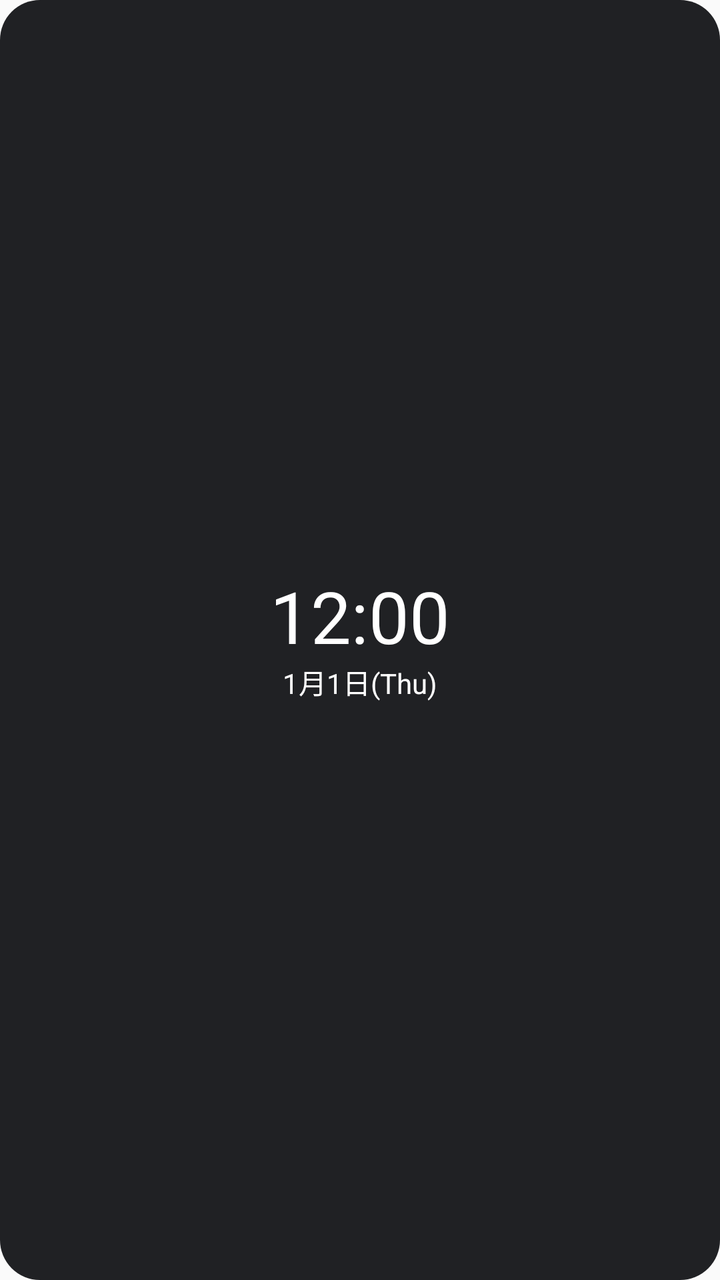
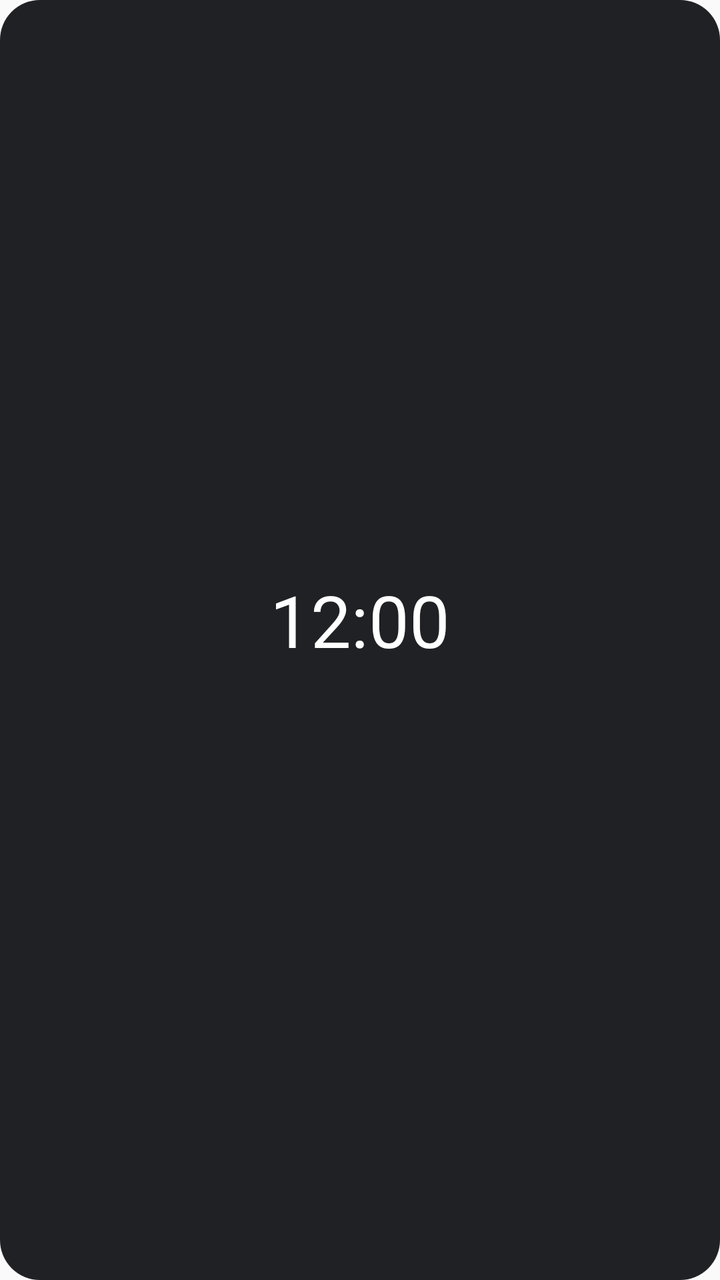

Screens rendered from an Android XML layout before and after an edit, with the pre-edit source and the edit as a unified diff.
<!-- AndroidManifest.xml: application theme android:Theme.Material.Light.NoActionBar -->
<!-- res/layout/widget_sans.xml -->
<?xml version="1.0" encoding="utf-8"?>
<FrameLayout xmlns:android="http://schemas.android.com/apk/res/android"
    android:id="@+id/root"
    android:layout_width="match_parent"
    android:layout_height="match_parent">

    <ImageView
        android:id="@+id/bg"
        android:layout_width="match_parent"
        android:layout_height="match_parent"
        android:scaleType="fitXY"
        android:src="@drawable/widget_bg" />

    <LinearLayout
        android:layout_width="match_parent"
        android:layout_height="match_parent"
        android:gravity="center"
        android:id="@+id/content"
        android:orientation="vertical"
        android:padding="8dp">

        <TextClock
            android:id="@+id/time"
            android:fontFamily="sans-serif"
            android:layout_width="wrap_content"
            android:layout_height="wrap_content"
            android:format12Hour="h:mm"
            android:format24Hour="H:mm"
            android:includeFontPadding="false"
            android:maxLines="1"
            android:textColor="#FFFFFF"
            android:textSize="36sp" />

        <TextClock
            android:id="@+id/date"
            android:fontFamily="sans-serif"
            android:layout_width="wrap_content"
            android:layout_height="wrap_content"
            android:format12Hour="M月d日(E)"
            android:format24Hour="M月d日(E)"
            android:includeFontPadding="false"
            android:maxLines="1"
            android:textColor="#FFFFFF"
            android:textSize="14sp" />
    </LinearLayout>
</FrameLayout>
<!-- resources referenced by this layout -->
<resources>
  <!-- drawable widget_bg (drawable) -->
  <shape xmlns:android="http://schemas.android.com/apk/res/android" android:shape="rectangle">
      <solid android:color="#202124" />
      <corners android:radius="20dp" />
  </shape>
</resources>

<!-- the commit's change to res/layout/widget_sans.xml (unified diff, before → after) -->
@@ -12,18 +12,18 @@
         android:src="@drawable/widget_bg" />
 
     <LinearLayout
+        android:id="@+id/content"
         android:layout_width="match_parent"
         android:layout_height="match_parent"
         android:gravity="center"
-        android:id="@+id/content"
         android:orientation="vertical"
         android:padding="8dp">
 
         <TextClock
             android:id="@+id/time"
-            android:fontFamily="sans-serif"
             android:layout_width="wrap_content"
             android:layout_height="wrap_content"
+            android:fontFamily="sans-serif"
             android:format12Hour="h:mm"
             android:format24Hour="H:mm"
             android:includeFontPadding="false"
@@ -31,13 +31,11 @@
             android:textColor="#FFFFFF"
             android:textSize="36sp" />
 
-        <TextClock
+        <TextView
             android:id="@+id/date"
-            android:fontFamily="sans-serif"
             android:layout_width="wrap_content"
             android:layout_height="wrap_content"
-            android:format12Hour="M月d日(E)"
-            android:format24Hour="M月d日(E)"
+            android:fontFamily="sans-serif"
             android:includeFontPadding="false"
             android:maxLines="1"
             android:textColor="#FFFFFF"
